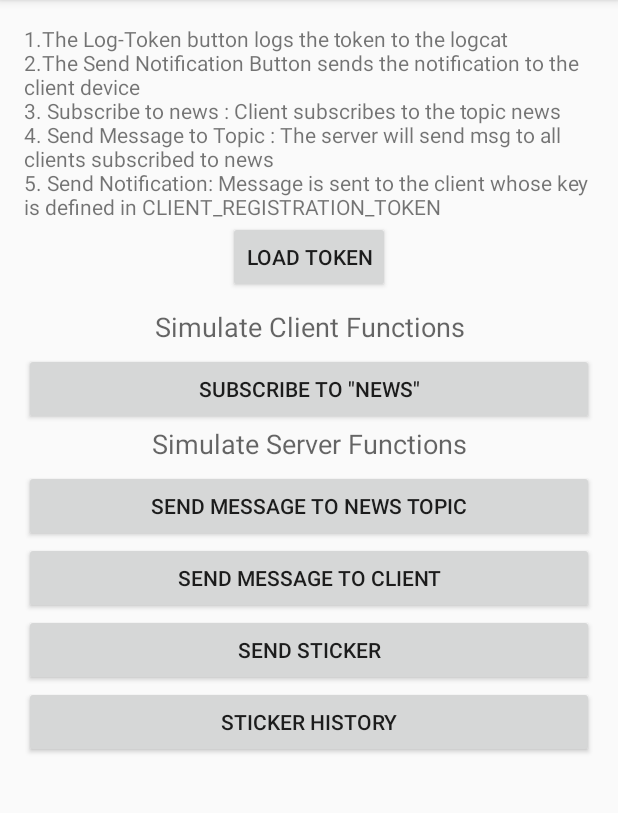
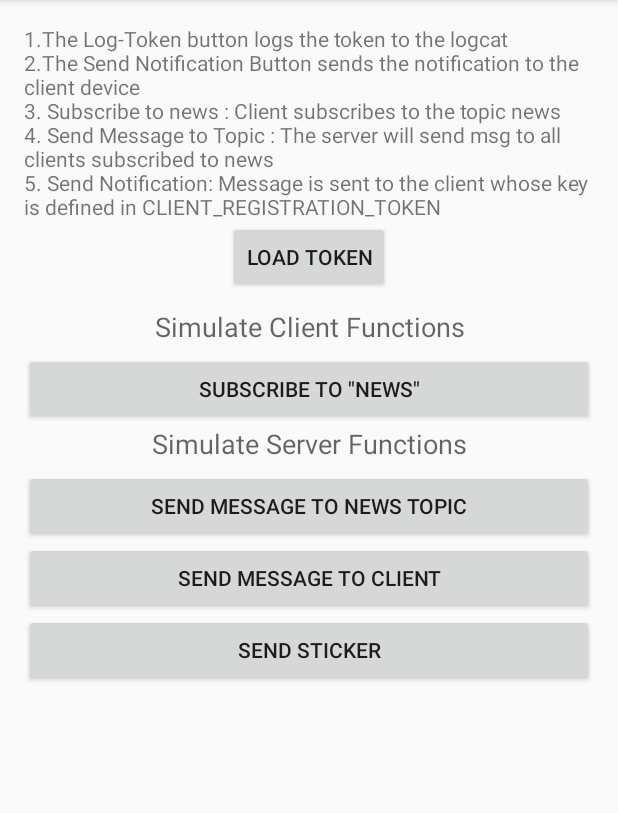
Before and after one commit to morshedmm/NUMAD21SuGroupAttentionStick, an Android app: the FCMActivity screen opened directly, with no data from a screen before it, after a tap on "SEND STICKER", on a phone screen of 412 x 824 dp, the part 84-897 px from its top. Run offline under Robolectric (Android 15) with nearby library versions, the phone set to English and light mode, and no system bars.

Commit message:
recyclerview widget added for sticker list in activity_fcm.xml

```diff
--- a/app/src/main/java/edu/neu/madcourse/numad21sugroupattentionstick/fcm/FCMActivity.java
+++ b/app/src/main/java/edu/neu/madcourse/numad21sugroupattentionstick/fcm/FCMActivity.java
@@ -255,13 +255,6 @@ public class FCMActivity extends AppCompatActivity {
 
     }
 
-    // This method displays the user's sticker history
-    public void getStickerHistory(View view) {
-
-        // Display the list of stickers
-
-
-    }
 
 
     private void init(Bundle savedInstanceState) {
@@ -309,7 +302,7 @@ public class FCMActivity extends AppCompatActivity {
     // Making the Recycler View
     private void makeRecyclerView(){
 
-        // Making a page of items for scrolling
+        // Making a list of the user's sticker history for scrolling
         recyclerLayoutManager = new LinearLayoutManager(this);
 
         recyclerView = findViewById(R.id.recycler_view2);
--- a/app/src/main/res/layout/activity_fcm.xml
+++ b/app/src/main/res/layout/activity_fcm.xml
@@ -86,16 +86,9 @@
         android:onClick="sendSticker"
         android:text="Send Sticker" />
 
-    <Button
-        android:id="@+id/stickerHistory"
-        android:layout_width="match_parent"
-        android:layout_height="wrap_content"
-        android:layout_gravity="center_horizontal"
-        android:onClick="getStickerHistory"
-        android:text="Sticker History" />
 
     <androidx.recyclerview.widget.RecyclerView
-        android:id="@+id/recycler_view"
+        android:id="@+id/recycler_view2"
         android:layout_width="wrap_content"
         android:layout_height="wrap_content"
         android:layout_centerInParent="true"
```
